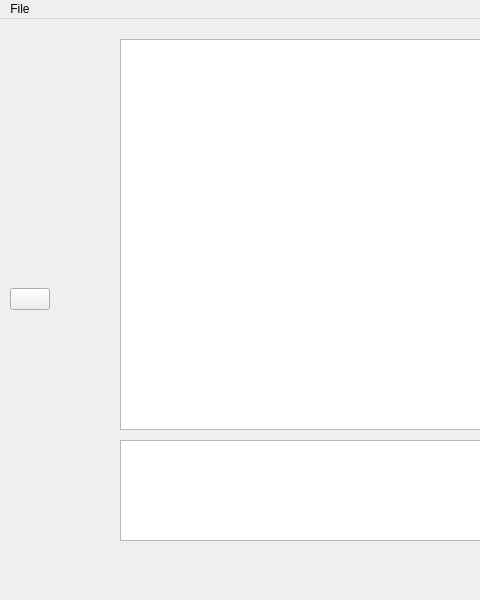
First picture: the form in PixelEditor/mainwindow.ui, repository University-of-Utah-CS3505/a7-sprite-editor-s22-Anudlok, before the edit; both pictures show x 0 to 480 and y 0 to 600 of the 800 by 600 pixel window.
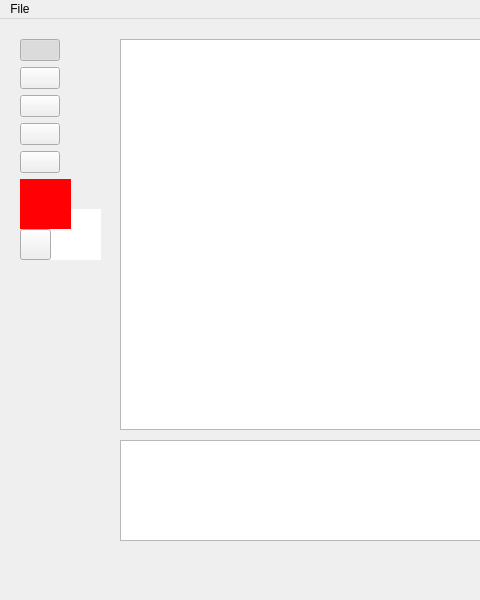
Second picture: the form after the edit. Icons and pictures are not drawn.

Commit message: Added toolbar visuals and icons

Diff of the .ui file:
```diff
--- a/PixelEditor/mainwindow.ui
+++ b/PixelEditor/mainwindow.ui
@@ -27,12 +27,24 @@
    <widget class="QWidget" name="verticalLayoutWidget">
     <property name="geometry">
      <rect>
-      <x>10</x>
+      <x>20</x>
       <y>20</y>
-      <width>101</width>
-      <height>521</height>
+      <width>85</width>
+      <height>512</height>
      </rect>
     </property>
+    <property name="sizePolicy">
+     <sizepolicy hsizetype="Fixed" vsizetype="Fixed">
+      <horstretch>0</horstretch>
+      <verstretch>0</verstretch>
+     </sizepolicy>
+    </property>
+    <property name="toolTip">
+     <string>Select Tool</string>
+    </property>
+    <property name="accessibleName">
+     <string>Select Tool</string>
+    </property>
     <layout class="QVBoxLayout" name="verticalLayout">
      <item>
       <widget class="QPushButton" name="brushButton">
@@ -57,10 +69,239 @@
        </property>
        <property name="iconSize">
         <size>
-         <width>60</width>
-         <height>60</height>
+         <width>70</width>
+         <height>70</height>
         </size>
        </property>
+       <property name="checkable">
+        <bool>true</bool>
+       </property>
+       <property name="checked">
+        <bool>true</bool>
+       </property>
+      </widget>
+     </item>
+     <item>
+      <widget class="QPushButton" name="eraserButton">
+       <property name="sizePolicy">
+        <sizepolicy hsizetype="Fixed" vsizetype="Fixed">
+         <horstretch>0</horstretch>
+         <verstretch>0</verstretch>
+        </sizepolicy>
+       </property>
+       <property name="toolTip">
+        <string>Eraser Tool</string>
+       </property>
+       <property name="accessibleName">
+        <string>Eraser Tool</string>
+       </property>
+       <property name="text">
+        <string/>
+       </property>
+       <property name="icon">
+        <iconset resource="Resources.qrc">
+         <normaloff>:/Icons/icons8-erase-96.png</normaloff>:/Icons/icons8-erase-96.png</iconset>
+       </property>
+       <property name="iconSize">
+        <size>
+         <width>70</width>
+         <height>70</height>
+        </size>
+       </property>
+       <property name="checkable">
+        <bool>true</bool>
+       </property>
+      </widget>
+     </item>
+     <item>
+      <widget class="QPushButton" name="bucketButton">
+       <property name="sizePolicy">
+        <sizepolicy hsizetype="Fixed" vsizetype="Fixed">
+         <horstretch>0</horstretch>
+         <verstretch>0</verstretch>
+        </sizepolicy>
+       </property>
+       <property name="toolTip">
+        <string>Bucket Tool</string>
+       </property>
+       <property name="accessibleName">
+        <string>Bucket Tool</string>
+       </property>
+       <property name="text">
+        <string/>
+       </property>
+       <property name="icon">
+        <iconset resource="Resources.qrc">
+         <normaloff>:/Icons/icons8-fill-color-96.png</normaloff>:/Icons/icons8-fill-color-96.png</iconset>
+       </property>
+       <property name="iconSize">
+        <size>
+         <width>70</width>
+         <height>70</height>
+        </size>
+       </property>
+      </widget>
+     </item>
+     <item>
+      <widget class="QPushButton" name="colorPickerButton">
+       <property name="sizePolicy">
+        <sizepolicy hsizetype="Fixed" vsizetype="Fixed">
+         <horstretch>0</horstretch>
+         <verstretch>0</verstretch>
+        </sizepolicy>
+       </property>
+       <property name="toolTip">
+        <string>Color Picker Tool</string>
+       </property>
+       <property name="accessibleName">
+        <string>Color Picker Tool</string>
+       </property>
+       <property name="text">
+        <string/>
+       </property>
+       <property name="icon">
+        <iconset resource="Resources.qrc">
+         <normaloff>:/Icons/icons8-color-dropper-96.png</normaloff>:/Icons/icons8-color-dropper-96.png</iconset>
+       </property>
+       <property name="iconSize">
+        <size>
+         <width>70</width>
+         <height>70</height>
+        </size>
+       </property>
+       <property name="checkable">
+        <bool>true</bool>
+       </property>
+      </widget>
+     </item>
+     <item>
+      <widget class="QPushButton" name="selectButton">
+       <property name="sizePolicy">
+        <sizepolicy hsizetype="Fixed" vsizetype="Fixed">
+         <horstretch>0</horstretch>
+         <verstretch>0</verstretch>
+        </sizepolicy>
+       </property>
+       <property name="toolTip">
+        <string>Select Tool</string>
+       </property>
+       <property name="accessibleName">
+        <string>Select Tool</string>
+       </property>
+       <property name="text">
+        <string/>
+       </property>
+       <property name="icon">
+        <iconset resource="Resources.qrc">
+         <normaloff>:/Icons/icons8-select-all-96.png</normaloff>:/Icons/icons8-select-all-96.png</iconset>
+       </property>
+       <property name="iconSize">
+        <size>
+         <width>70</width>
+         <height>70</height>
+        </size>
+       </property>
+      </widget>
+     </item>
+     <item>
+      <widget class="QWidget" name="widget" native="true">
+       <property name="sizePolicy">
+        <sizepolicy hsizetype="MinimumExpanding" vsizetype="MinimumExpanding">
+         <horstretch>0</horstretch>
+         <verstretch>0</verstretch>
+        </sizepolicy>
+       </property>
+       <property name="minimumSize">
+        <size>
+         <width>80</width>
+         <height>80</height>
+        </size>
+       </property>
+       <property name="toolTip">
+        <string>Select Tool</string>
+       </property>
+       <property name="accessibleName">
+        <string>Select Tool</string>
+       </property>
+       <widget class="QLabel" name="secondaryColorLabel">
+        <property name="geometry">
+         <rect>
+          <x>30</x>
+          <y>30</y>
+          <width>51</width>
+          <height>51</height>
+         </rect>
+        </property>
+        <property name="toolTip">
+         <string>Secondary Color</string>
+        </property>
+        <property name="accessibleName">
+         <string>Secondary Color</string>
+        </property>
+        <property name="styleSheet">
+         <string notr="true">background-color: rgb(255, 255, 255);</string>
+        </property>
+        <property name="text">
+         <string/>
+        </property>
+       </widget>
+       <widget class="QLabel" name="primaryColorLabel">
+        <property name="geometry">
+         <rect>
+          <x>0</x>
+          <y>0</y>
+          <width>51</width>
+          <height>50</height>
+         </rect>
+        </property>
+        <property name="sizePolicy">
+         <sizepolicy hsizetype="Minimum" vsizetype="Minimum">
+          <horstretch>0</horstretch>
+          <verstretch>0</verstretch>
+         </sizepolicy>
+        </property>
+        <property name="minimumSize">
+         <size>
+          <width>50</width>
+          <height>50</height>
+         </size>
+        </property>
+        <property name="toolTip">
+         <string>Primary Color</string>
+        </property>
+        <property name="accessibleName">
+         <string>Primary Color</string>
+        </property>
+        <property name="styleSheet">
+         <string notr="true">background-color: rgb(255, 0, 4)</string>
+        </property>
+        <property name="text">
+         <string/>
+        </property>
+       </widget>
+       <widget class="QPushButton" name="swapColorButton">
+        <property name="geometry">
+         <rect>
+          <x>0</x>
+          <y>50</y>
+          <width>31</width>
+          <height>31</height>
+         </rect>
+        </property>
+        <property name="toolTip">
+         <string>Swap Colors</string>
+        </property>
+        <property name="accessibleName">
+         <string>Swap Colors</string>
+        </property>
+        <property name="text">
+         <string/>
+        </property>
+        <property name="icon">
+         <iconset resource="Resources.qrc">
+          <normaloff>:/Icons/icons8-curved-arrow-48.png</normaloff>:/Icons/icons8-curved-arrow-48.png</iconset>
+        </property>
+       </widget>
       </widget>
      </item>
     </layout>
```
Left out of the diff: 28 changed lines with no effect on the pictures. The commit also changes 8 other files.
